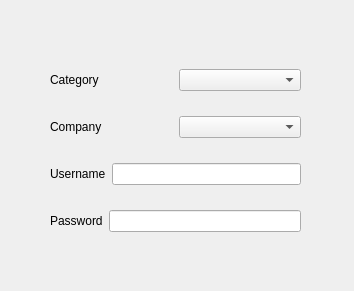
Qt form fetch.ui (sgupta38/Password_Assistant) before a commit.
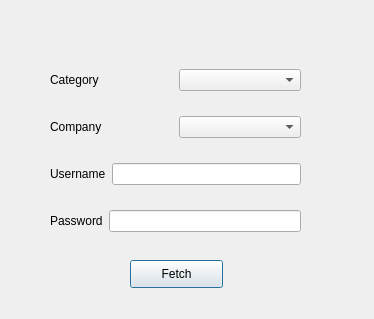
The same form after that commit.

```diff
--- a/fetch.ui
+++ b/fetch.ui
@@ -6,14 +6,14 @@
    <rect>
     <x>0</x>
     <y>0</y>
-    <width>354</width>
-    <height>291</height>
+    <width>374</width>
+    <height>319</height>
    </rect>
   </property>
   <property name="windowTitle">
    <string>Dialog</string>
   </property>
-  <widget class="QWidget" name="">
+  <widget class="QWidget" name="layoutWidget">
    <property name="geometry">
     <rect>
      <x>50</x>
@@ -81,6 +81,19 @@
     </item>
    </layout>
   </widget>
+  <widget class="QPushButton" name="m_fetch_pushButton">
+   <property name="geometry">
+    <rect>
+     <x>130</x>
+     <y>260</y>
+     <width>93</width>
+     <height>28</height>
+    </rect>
+   </property>
+   <property name="text">
+    <string>Fetch</string>
+   </property>
+  </widget>
  </widget>
  <resources/>
  <connections/>
```
